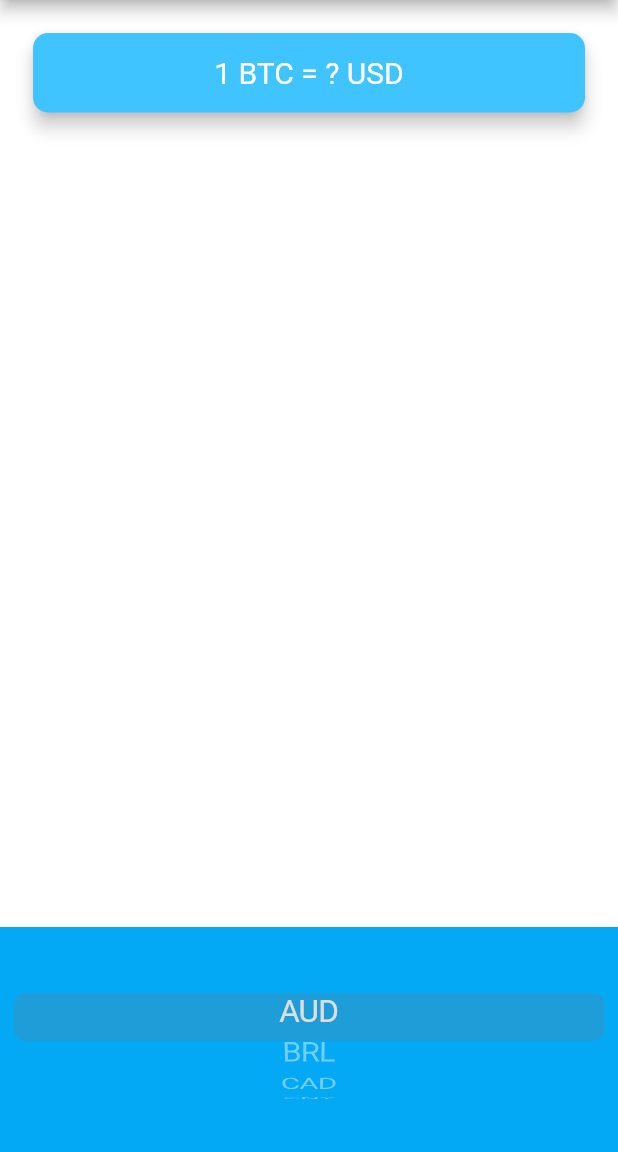
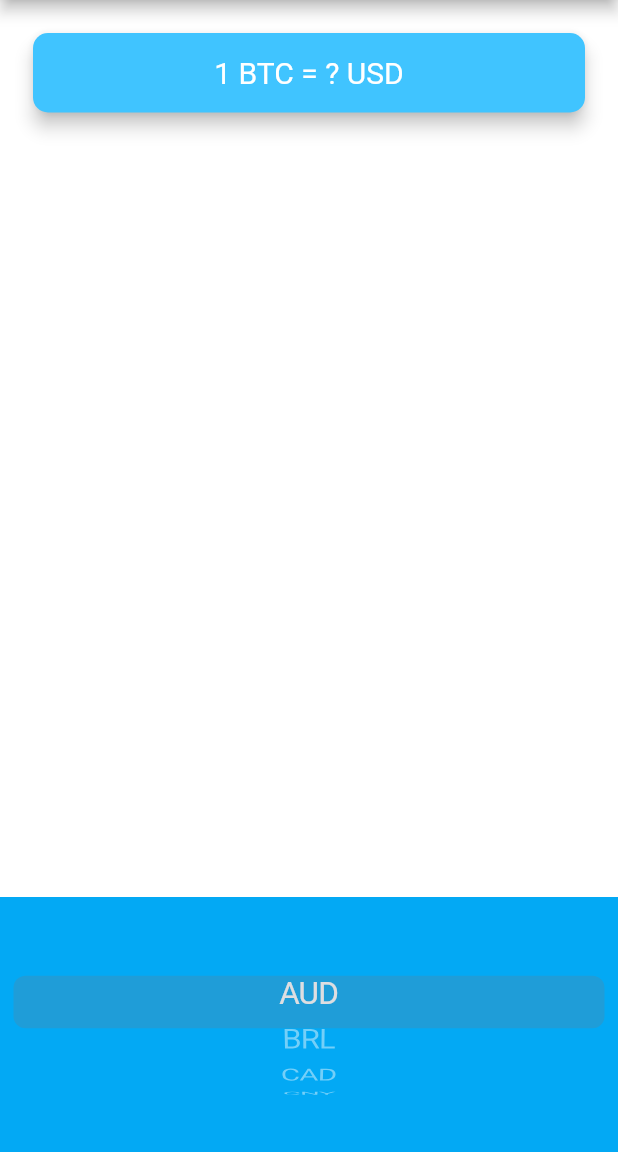
Before and after one commit to dirambora/BitcoinTicker, a Flutter app: the screen it shows after launch, on a phone screen of 412 x 824 dp, the part 84-1236 px from its top. Run offline on Flutter 3.47's test engine with Material 2 defaults, Android fonts, the phone set to English and light mode, and no system bars.

```diff
--- a/lib/price_screen.dart
+++ b/lib/price_screen.dart
@@ -66,12 +66,12 @@ class _PriceScreenState extends State<PriceScreen> {
             ),
           ),
           Container(
-            height: 150.0,
+            height: 170.0,
             alignment: Alignment.center,
             padding: EdgeInsets.only(bottom: 30.0),
             color: Colors.lightBlue,
             child: CupertinoPicker(
-              itemExtent: 32.0,
+              itemExtent: 35.0,
               onSelectedItemChanged: (selectedIndex) {
                 print(selectedIndex);
               },
```
